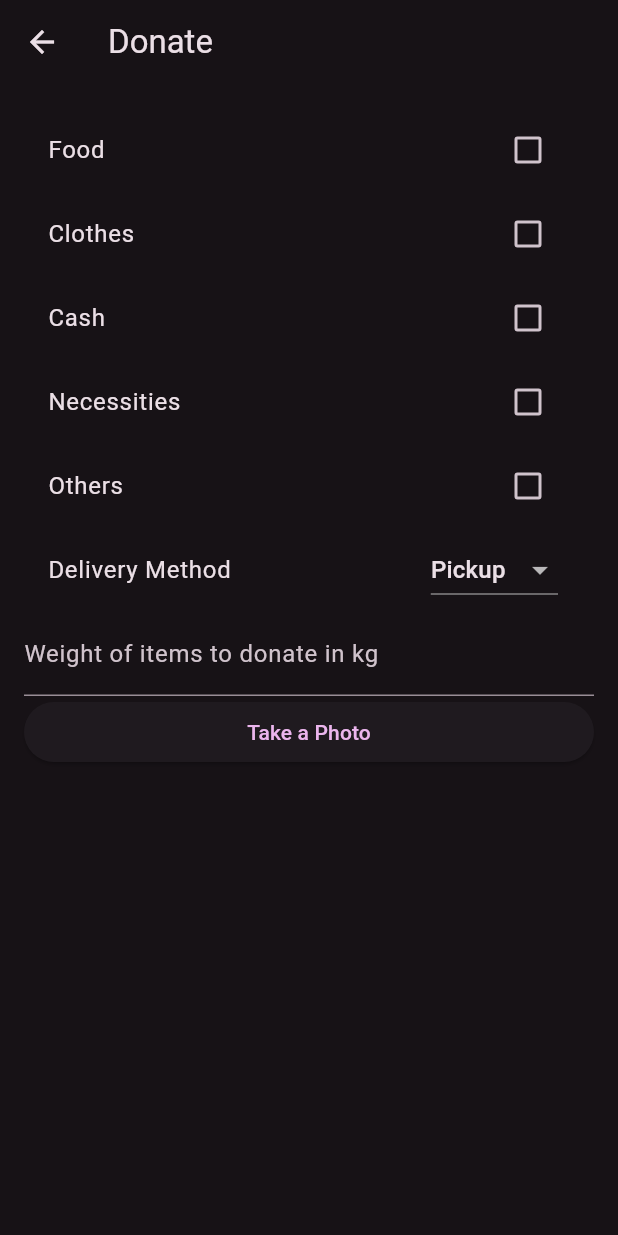
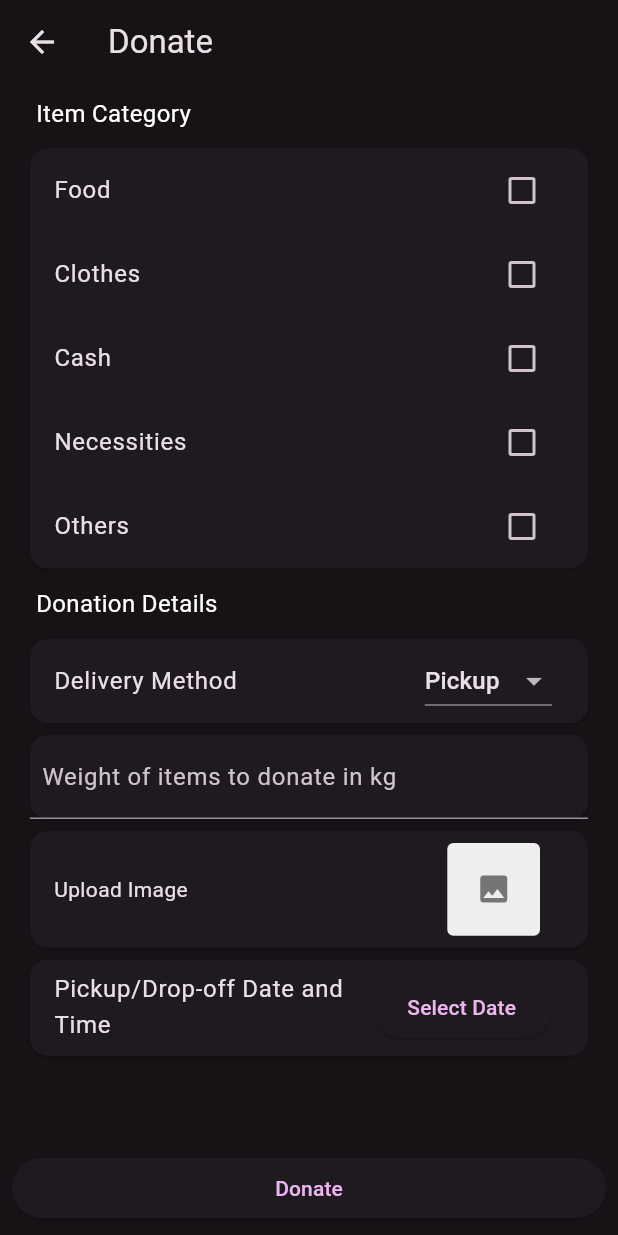
Before and after one commit to sadgezy/cmsc23-project, a Flutter app: the DonatePage screen opened directly with empty values, on a phone screen of 412 x 824 dp. Run offline on Flutter 3.47's test engine with Material 3 defaults, Android fonts, the phone set to English and light mode, and no system bars; our stand-ins replace cloud_firestore, firebase_core, firebase_storage, image_picker; accounts and stored records are empty.

Commit message:
added donatepage provider

```diff
--- /dev/null
+++ b/elbi_donation_system/lib/providers/donatepage_provider.dart
@@ -0,0 +1,20 @@
+import 'dart:io';
+import 'package:flutter/material.dart';
+import 'package:image_picker/image_picker.dart';
+
+class ImageSelect with ChangeNotifier {
+  File? _image;
+
+  File? get image => _image;
+
+  Future pickImage(ImageSource source) async {
+    final pickedFile = await ImagePicker().pickImage(source: source);
+
+    if (pickedFile != null) {
+      _image = File(pickedFile.path);
+      notifyListeners();
+    } else {
+      print('No image selected.');
+    }
+  }
+}
--- a/elbi_donation_system/lib/screens/donatepage_screen.dart
+++ b/elbi_donation_system/lib/screens/donatepage_screen.dart
@@ -1,7 +1,8 @@
-import 'dart:io';
-
+import 'package:elbi_donation_system/providers/donatepage_provider.dart';
+import 'package:elbi_donation_system/textstyles.dart';
 import 'package:flutter/material.dart';
 import 'package:image_picker/image_picker.dart';
+import 'package:provider/provider.dart';
 
 class DonatePage extends StatefulWidget {
   const DonatePage({super.key, required String orgId});
@@ -17,6 +18,7 @@ class _DonatePageState extends State<DonatePage> {
   String weight = '';
   XFile? imageFile;
   final ImagePicker picker = ImagePicker();
+  DateTime? pickupDropoffDateTime;
 
   @override
   void initState() {
@@ -26,23 +28,32 @@ class _DonatePageState extends State<DonatePage> {
     }
   }
 
-  Future<void> pickImage() async {
-    final pickedFile = await picker.pickImage(source: ImageSource.camera);
-    setState(() {
-      imageFile = pickedFile;
-    });
-  }
-
   @override
   Widget build(BuildContext context) {
+    final imageProvider = Provider.of<ImageSelect>(context, listen: false);
     return Scaffold(
       appBar: AppBar(
         title: const Text('Donate'),
       ),
-      body: ListView(
-        padding: const EdgeInsets.all(16.0),
+      body: SingleChildScrollView(
+        child: Padding(
+          padding: const EdgeInsets.symmetric(horizontal: 16.0),
+          child: Column(
             children: <Widget>[
-          ...categories.map((category) => CheckboxListTile(
+              const Align(
+                alignment: Alignment.centerLeft,
+                child: Padding(
+                  padding: EdgeInsets.all(8.0),
+                  child: Text(
+                    'Item Category',
+                    style: AppTextStyles.cardHeader,
+                  ),
+                ),
+              ),
+              Card(
+                child: Column(
+                  children: categories
+                      .map((category) => CheckboxListTile(
                             title: Text(category),
                             value: selectedCategories[category],
                             onChanged: (bool? value) {
@@ -50,8 +61,22 @@ class _DonatePageState extends State<DonatePage> {
                                 selectedCategories[category] = value!;
                               });
                             },
-              )),
-          ListTile(
+                          ))
+                      .toList(),
+                ),
+              ),
+              const Align(
+                alignment: Alignment.centerLeft,
+                child: Padding(
+                  padding: EdgeInsets.all(8.0),
+                  child: Text(
+                    'Donation Details',
+                    style: AppTextStyles.cardHeader,
+                  ),
+                ),
+              ),
+              Card(
+                child: ListTile(
                   title: const Text('Delivery Method'),
                   trailing: DropdownButton<String>(
                     value: deliveryMethod,
@@ -69,10 +94,13 @@ class _DonatePageState extends State<DonatePage> {
                     },
                   ),
                 ),
-          TextField(
+              ),
+              Card(
+                child: TextField(
                   keyboardType: TextInputType.number,
                   decoration: const InputDecoration(
                     labelText: 'Weight of items to donate in kg',
+                    contentPadding: EdgeInsets.all(8.0),
                   ),
                   onChanged: (value) {
                     setState(() {
@@ -80,18 +108,103 @@ class _DonatePageState extends State<DonatePage> {
                     });
                   },
                 ),
-          SizedBox(
-            width: MediaQuery.of(context).size.width * 0.5,
-            child: ElevatedButton(
-              onPressed: pickImage,
-              child: const Text('Take a Photo'),
+              ),
+              Card(
+                child: InkWell(
+                  onTap: () {
+                    showModalBottomSheet(
+                        context: context,
+                        builder: (BuildContext bc) {
+                          return SafeArea(
+                            child: Container(
+                              child: Wrap(
+                                children: <Widget>[
+                                  ListTile(
+                                    leading: const Icon(Icons.photo_library),
+                                    title: const Text('Photo from Library'),
+                                    onTap: () {
+                                      imageProvider.pickImage(ImageSource.gallery);
+                                      Navigator.of(context).pop();
+                                    },
+                                  ),
+                                  ListTile(
+                                    leading: const Icon(Icons.photo_camera),
+                                    title: const Text('Take a Photo'),
+                                    onTap: () {
+                                      imageProvider.pickImage(ImageSource.camera);
+                                      Navigator.of(context).pop();
+                                    },
+                                  ),
+                                ],
                               ),
                             ),
-          if (imageFile != null)
-            Image.file(
-              File(imageFile!.path),
+                          );
+                        });
+                  },
+                  child: Row(
+                    mainAxisAlignment: MainAxisAlignment.spaceBetween,
+                    children: [
+                      const Padding(
+                        padding: EdgeInsets.all(16.0),
+                        child: Text('Upload Image'),
+                      ),
+                      Padding(
+                        padding: const EdgeInsets.fromLTRB(8, 8, 32, 8),
+                        child: Container(
+                          width: MediaQuery.of(context).size.width * 0.15,
+                          height: MediaQuery.of(context).size.width * 0.15,
+                          decoration: BoxDecoration(
+                            color: Colors.grey[200],
+                            borderRadius: BorderRadius.circular(4),
+                          ),
+                          child: imageProvider.image != null
+                              ? Image.file(
+                                  imageProvider.image!,
+                                  fit: BoxFit.cover,
+                                )
+                              : Icon(
+                                  Icons.photo,
+                                  color: Colors.grey[600],
+                                ),
+                        ),
                       ),
                     ],
+                  ),
+                ),
+              ),
+              Card(
+                child: ListTile(
+                  title: const Text('Pickup/Drop-off Date and Time'),
+                  trailing: ElevatedButton(
+                    onPressed: () async {
+                      final DateTime? picked = await showDatePicker(
+                        context: context,
+                        initialDate: DateTime.now(),
+                        firstDate: DateTime(2022),
+                        lastDate: DateTime(2025),
+                      );
+                      if (picked != null) {
+                        setState(() {
+                          pickupDropoffDateTime = picked;
+                        });
+                      }
+                    },
+                    child: const Text('Select Date'),
+                  ),
+                ),
+              ),
+            ],
+          ),
+        ),
+      ),
+      bottomNavigationBar: Padding(
+        padding: const EdgeInsets.all(8.0),
+        child: ElevatedButton(
+          onPressed: () {
+            // Do nothing for now
+          },
+          child: const Text('Donate'),
+        ),
       ),
     );
   }
```
Lines whose indentation alone changed are shown as unchanged.
